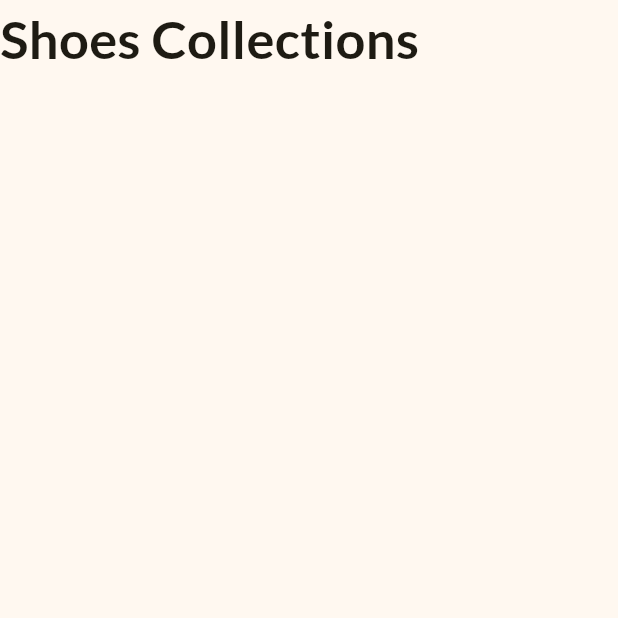
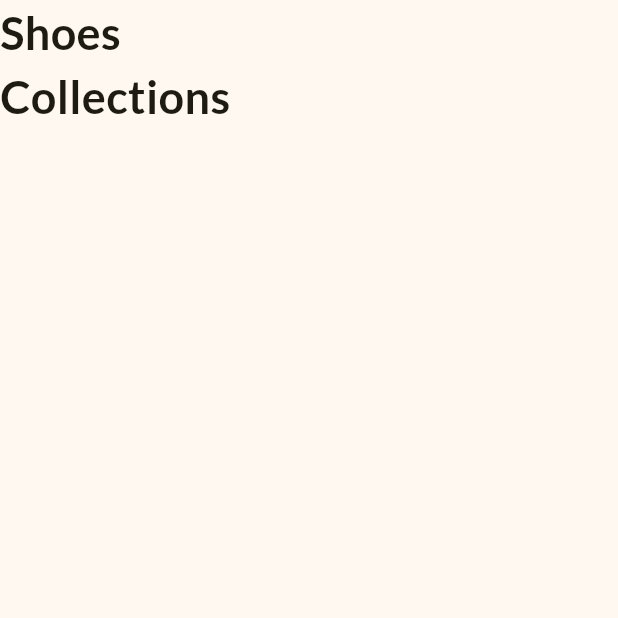
Before and after one commit to Taoheedoh/shoe_shop, a Flutter app: the screen it shows after launch, on a phone screen of 412 x 824 dp, the top half of it. Run offline on Flutter 3.47's test engine with Material 3 defaults, Android fonts, the phone set to English and light mode, and no system bars.

Commit message:
use \n to go to a new line

```diff
--- a/lib/home_page.dart
+++ b/lib/home_page.dart
@@ -6,13 +6,15 @@ class HomePage extends StatelessWidget {
   @override
   Widget build(BuildContext context) {
     return const Scaffold(
-      body: Column(
-        children: [
-          Text('Shoes Collections', style: TextStyle(
-            fontWeight: FontWeight.bold,
-            fontSize: 35,
-          ),),
-        ],
+      body: SafeArea(
+        child: Column(
+          children: [
+            Text('Shoes\nCollections', style: TextStyle(
+              fontWeight: FontWeight.bold,
+              fontSize: 30,
+            ),),
+          ],
+        ),
       ),
     );
   }
```
